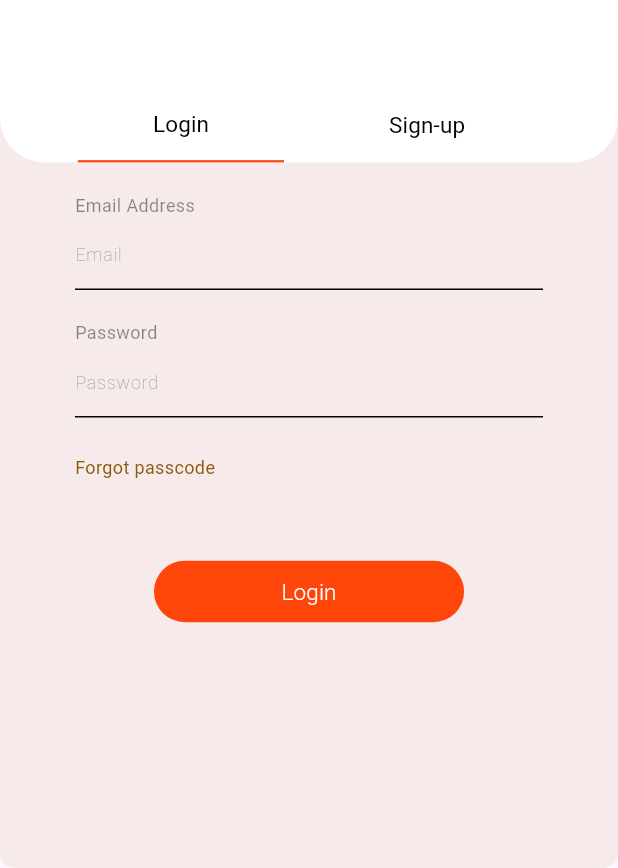
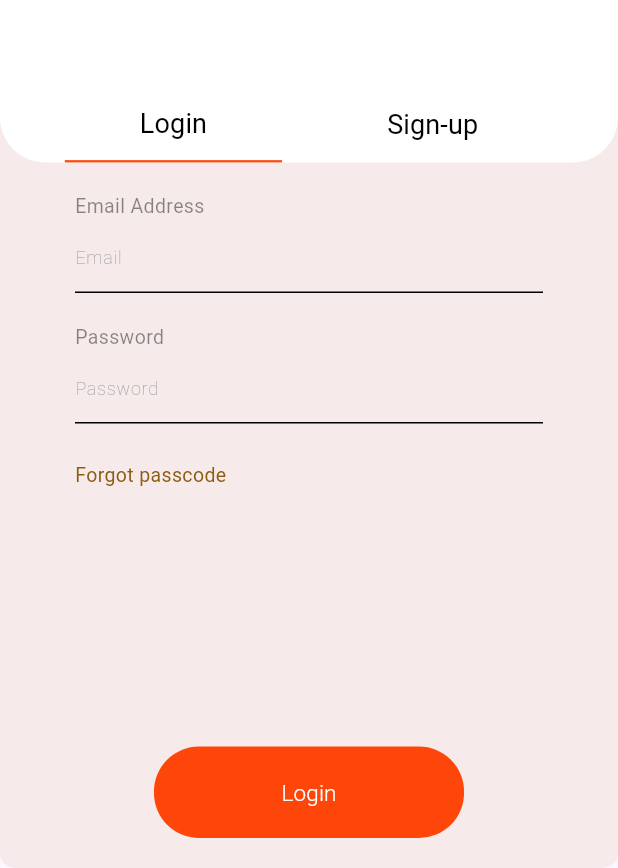
Before and after one commit to thekids1002/OrderFood_MobileApp, a Flutter app: the screen it shows after launch, on a phone screen of 412 x 824 dp, the part 368-1236 px from its top. Run offline on Flutter 3.47's test engine with Material 3 defaults, Android fonts, the phone set to English and light mode, and no system bars; Roboto replaces fonts that are missing (SF-PRO).

Commit message:
fix: fix bottom overflow layout when opening keyboard and change some thing in login screenUI

```diff
--- a/lib/form/login_form.dart
+++ b/lib/form/login_form.dart
@@ -18,7 +18,7 @@ class MyForm extends StatelessWidget {
             style: TextStyle(
               color: Colors.black45,
               fontFamily: 'SF-PRO',
-              fontSize: 12,
+              fontSize: 13,
             ),
           ),
           const BaseTextField(
@@ -30,7 +30,7 @@ class MyForm extends StatelessWidget {
             style: TextStyle(
               color: Colors.black45,
               fontFamily: 'SF-PRO',
-              fontSize: 12,
+              fontSize: 13,
             ),
           ),
           const BaseTextField(
@@ -42,36 +42,11 @@ class MyForm extends StatelessWidget {
             "Forgot passcode",
             style: TextStyle(
               color: Color.fromARGB(255, 141, 91, 17),
-              fontSize: 12,
+              fontSize: 13,
               fontFamily: 'SF-PRO',
               fontWeight: FontWeight.w400,
             ),
           ),
-          Center(
-              child: Container(
-            margin: const EdgeInsets.only(top: 50),
-            child: ElevatedButton(
-              onPressed: () {},
-              style: ElevatedButton.styleFrom(
-                backgroundColor: const Color(0xFFFF460A),
-                padding:
-                    const EdgeInsets.symmetric(horizontal: 85, vertical: 10),
-                shape: RoundedRectangleBorder(
-                  borderRadius: BorderRadius.circular(30),
-                ),
-                elevation: 0,
-              ),
-              child: const Text(
-                "Login",
-                style: TextStyle(
-                  color: Colors.white,
-                  fontFamily: 'SF-PRO',
-                  fontWeight: FontWeight.w300,
-                  fontSize: 15,
-                ),
-              ),
-            ),
-          ))
         ],
       ),
     );
--- a/lib/main.dart
+++ b/lib/main.dart
@@ -12,7 +12,10 @@ class MyApp extends StatelessWidget {
   Widget build(BuildContext context) {
     return const MaterialApp(
       debugShowCheckedModeBanner: false,
-      home: Scaffold(body: LoginScreen()),
+      home: Scaffold(
+        resizeToAvoidBottomInset: false,
+        body: LoginScreen(),
+      ),
     );
   }
 }
--- a/lib/screens/login_screen.dart
+++ b/lib/screens/login_screen.dart
@@ -77,7 +77,7 @@ class _LoginScreenState extends State<LoginScreen> {
                               color: Colors.black,
                               fontFamily: 'SF-PRO',
                               fontWeight: FontWeight.normal,
-                              fontSize: 15,
+                              fontSize: 18,
                               height: 0.9,
                             ),
                           ),
@@ -114,7 +114,7 @@ class _LoginScreenState extends State<LoginScreen> {
                                 color: Colors.black,
                                 fontFamily: 'SF-PRO',
                                 fontWeight: FontWeight.normal,
-                                fontSize: 15,
+                                fontSize: 18,
                                 height: 0.9,
                               ),
                             ),
@@ -125,7 +125,35 @@ class _LoginScreenState extends State<LoginScreen> {
               ],
             ),
           ),
-          const MyForm(),
+          const Expanded(
+              child: MyForm(),
+            ),
+          Center(
+            child: Container(
+              margin: const EdgeInsets.all(20),
+              child: ElevatedButton(
+                onPressed: () {},
+                style: ElevatedButton.styleFrom(
+                  backgroundColor: const Color(0xFFFF460A),
+                  padding:
+                      const EdgeInsets.symmetric(horizontal: 85, vertical: 20),
+                  shape: RoundedRectangleBorder(
+                    borderRadius: BorderRadius.circular(30),
+                  ),
+                  elevation: 0,
+                ),
+                child: const Text(
+                  "Login",
+                  style: TextStyle(
+                    color: Colors.white,
+                    fontFamily: 'SF-PRO',
+                    fontWeight: FontWeight.w300,
+                    fontSize: 15,
+                  ),
+                ),
+              ),
+            ),
+          ),
         ],
       ),
     );
```
